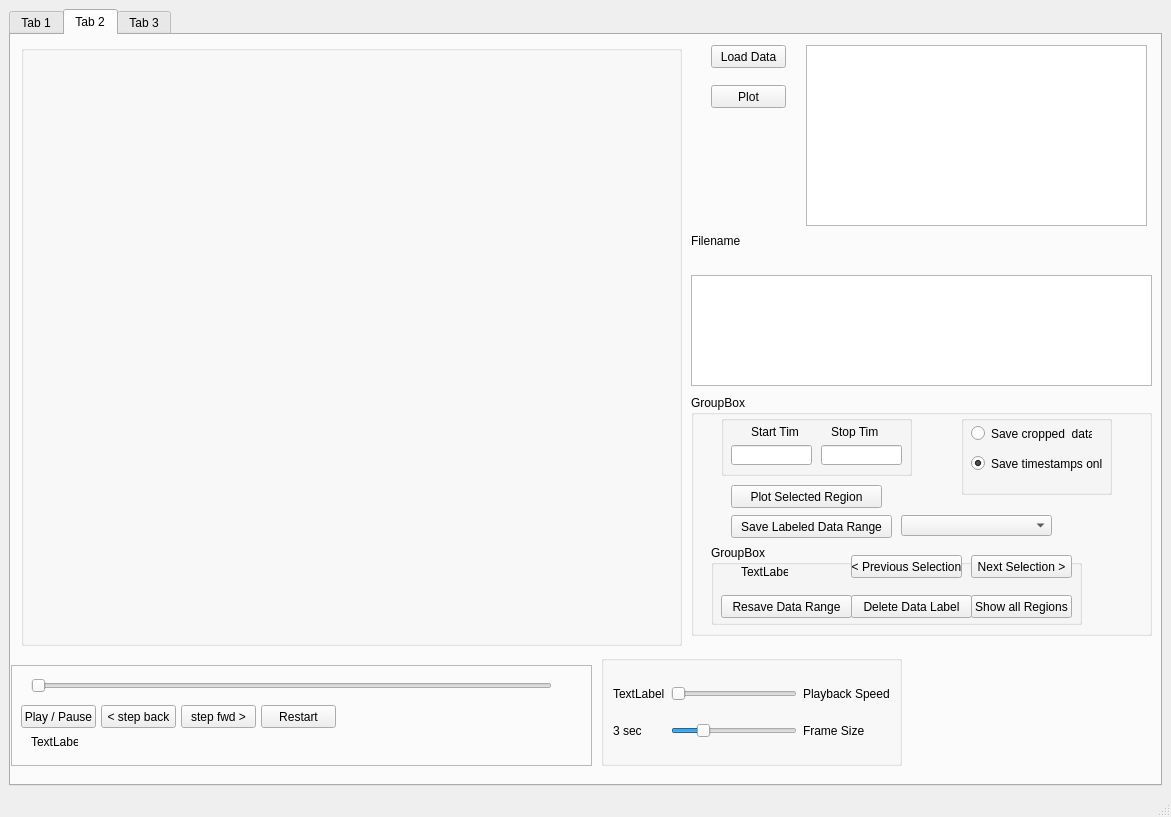
po2198/QS_TimeTrace_GUI_Movies, file GUI.ui: the form before one commit.
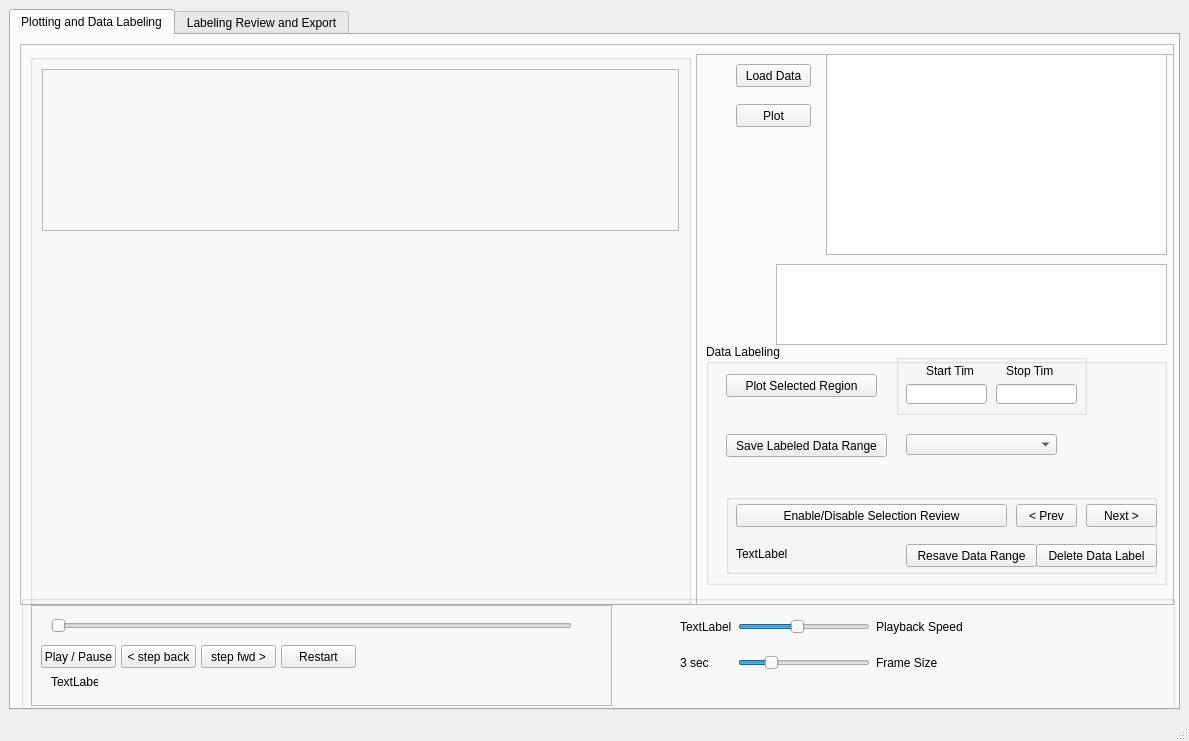
The form after the commit. Custom widgets are drawn as their Qt base class.

```diff
--- a/GUI.ui
+++ b/GUI.ui
@@ -6,8 +6,8 @@
    <rect>
     <x>0</x>
     <y>0</y>
-    <width>1171</width>
-    <height>817</height>
+    <width>1189</width>
+    <height>741</height>
    </rect>
   </property>
   <property name="windowTitle">
@@ -20,156 +20,82 @@
       <property name="currentIndex">
        <number>1</number>
       </property>
-      <widget class="QWidget" name="tab">
-       <attribute name="title">
-        <string>Tab 1</string>
-       </attribute>
-      </widget>
       <widget class="QWidget" name="tab_2">
        <attribute name="title">
-        <string>Tab 2</string>
+        <string>Plotting and Data Labeling</string>
        </attribute>
-       <widget class="QPushButton" name="loadDataButton">
+       <widget class="QFrame" name="frame_4">
         <property name="geometry">
          <rect>
-          <x>700</x>
-          <y>10</y>
-          <width>75</width>
-          <height>23</height>
+          <x>9</x>
+          <y>9</y>
+          <width>1154</width>
+          <height>561</height>
          </rect>
         </property>
-        <property name="text">
-         <string>Load Data</string>
+        <property name="frameShape">
+         <enum>QFrame::StyledPanel</enum>
         </property>
-       </widget>
+        <property name="frameShadow">
+         <enum>QFrame::Raised</enum>
+        </property>
        <widget class="QGroupBox" name="groupBox">
         <property name="geometry">
          <rect>
           <x>10</x>
           <y>10</y>
           <width>661</width>
-          <height>601</height>
+           <height>551</height>
          </rect>
         </property>
         <property name="title">
          <string/>
         </property>
+         <layout class="QVBoxLayout" name="verticalLayout_2">
+          <item>
+           <widget class="QFrame" name="frame">
+            <property name="frameShape">
+             <enum>QFrame::StyledPanel</enum>
+            </property>
+            <property name="frameShadow">
+             <enum>QFrame::Raised</enum>
+            </property>
+            <layout class="QHBoxLayout" name="horizontalLayout_2">
+             <item>
         <widget class="PlotWidget" name="whole_plot" native="true">
-         <property name="geometry">
-          <rect>
-           <x>10</x>
-           <y>10</y>
-           <width>421</width>
-           <height>191</height>
-          </rect>
-         </property>
-        </widget>
+               <property name="minimumSize">
+                <size>
+                 <width>420</width>
+                 <height>0</height>
+                </size>
+               </property>
+              </widget>
+             </item>
+             <item>
+              <widget class="PlotWidget" name="histogram_plot" native="true"/>
+             </item>
+            </layout>
+           </widget>
+          </item>
+          <item>
         <widget class="PlotWidget" name="crop_plot" native="true">
-         <property name="geometry">
-          <rect>
-           <x>10</x>
-           <y>210</y>
-           <width>641</width>
-           <height>381</height>
-          </rect>
-         </property>
-        </widget>
-        <widget class="PlotWidget" name="histogram_plot" native="true">
-         <property name="geometry">
-          <rect>
-           <x>440</x>
-           <y>10</y>
-           <width>211</width>
-           <height>191</height>
-          </rect>
-         </property>
-        </widget>
-       </widget>
-       <widget class="QGroupBox" name="groupBoxTime_label">
-        <property name="geometry">
-         <rect>
-          <x>590</x>
-          <y>620</y>
-          <width>301</width>
-          <height>111</height>
-         </rect>
-        </property>
-        <layout class="QGridLayout" name="gridLayout">
-         <item row="1" column="0">
-          <widget class="QLabel" name="frameSize_label">
-           <property name="text">
-            <string>3 sec</string>
-           </property>
-          </widget>
-         </item>
-         <item row="0" column="2">
-          <widget class="QLabel" name="label">
-           <property name="text">
-            <string>Playback Speed</string>
-           </property>
-          </widget>
-         </item>
-         <item row="0" column="1">
-          <widget class="QSlider" name="playbackSpeedSlider">
-           <property name="minimum">
-            <number>1</number>
-           </property>
-           <property name="maximum">
-            <number>10</number>
-           </property>
-           <property name="pageStep">
-            <number>1</number>
-           </property>
-           <property name="value">
-            <number>1</number>
-           </property>
-           <property name="orientation">
-            <enum>Qt::Horizontal</enum>
-           </property>
-          </widget>
-         </item>
-         <item row="0" column="0">
-          <widget class="QLabel" name="playbackspeed_label">
-           <property name="text">
-            <string>TextLabel</string>
-           </property>
-          </widget>
-         </item>
-         <item row="1" column="2">
-          <widget class="QLabel" name="label_2">
-           <property name="text">
-            <string>Frame Size</string>
-           </property>
-          </widget>
-         </item>
-         <item row="1" column="1">
-          <widget class="QSlider" name="frameSizeSlider">
-           <property name="minimum">
-            <number>1</number>
-           </property>
-           <property name="maximum">
-            <number>10</number>
-           </property>
-           <property name="pageStep">
-            <number>1</number>
-           </property>
-           <property name="value">
-            <number>3</number>
-           </property>
-           <property name="orientation">
-            <enum>Qt::Horizontal</enum>
+            <property name="minimumSize">
+             <size>
+              <width>600</width>
+              <height>356</height>
+             </size>
            </property>
           </widget>
          </item>
         </layout>
        </widget>
-       <widget class="QFrame" name="frame_2">
+        <widget class="QFrame" name="frame_5">
         <property name="geometry">
          <rect>
-          <x>0</x>
-          <y>630</y>
-          <width>581</width>
-          <height>101</height>
+           <x>676</x>
+           <y>10</y>
+           <width>481</width>
+           <height>551</height>
          </rect>
         </property>
         <property name="frameShape">
@@ -178,199 +104,23 @@
         <property name="frameShadow">
          <enum>QFrame::Raised</enum>
         </property>
-        <widget class="QPushButton" name="stepBackButton">
-         <property name="geometry">
-          <rect>
-           <x>90</x>
-           <y>40</y>
-           <width>75</width>
-           <height>23</height>
-          </rect>
-         </property>
-         <property name="text">
-          <string>&lt; step back</string>
-         </property>
-        </widget>
-        <widget class="QPushButton" name="playPauseButton">
-         <property name="geometry">
-          <rect>
-           <x>10</x>
-           <y>40</y>
-           <width>75</width>
-           <height>23</height>
-          </rect>
-         </property>
-         <property name="text">
-          <string>Play / Pause</string>
-         </property>
-        </widget>
-        <widget class="QPushButton" name="stepFwdButton">
-         <property name="geometry">
-          <rect>
-           <x>170</x>
-           <y>40</y>
-           <width>75</width>
-           <height>23</height>
-          </rect>
-         </property>
-         <property name="text">
-          <string>step fwd &gt;</string>
-         </property>
-        </widget>
-        <widget class="QPushButton" name="restartPlayButton">
-         <property name="geometry">
-          <rect>
-           <x>250</x>
-           <y>40</y>
-           <width>75</width>
-           <height>23</height>
-          </rect>
-         </property>
-         <property name="text">
-          <string>Restart</string>
-         </property>
-        </widget>
-        <widget class="QLabel" name="frameNumber_label">
-         <property name="geometry">
-          <rect>
-           <x>20</x>
-           <y>70</y>
-           <width>47</width>
-           <height>13</height>
-          </rect>
-         </property>
-         <property name="text">
-          <string>TextLabel</string>
-         </property>
-        </widget>
-        <widget class="QSlider" name="playbackPositionSlider">
-         <property name="geometry">
-          <rect>
-           <x>20</x>
-           <y>10</y>
-           <width>521</width>
-           <height>22</height>
-          </rect>
-         </property>
-         <property name="minimum">
-          <number>1</number>
-         </property>
-         <property name="orientation">
-          <enum>Qt::Horizontal</enum>
-         </property>
-        </widget>
-       </widget>
-       <widget class="QLabel" name="filename_label">
-        <property name="geometry">
-         <rect>
-          <x>680</x>
-          <y>180</y>
-          <width>261</width>
-          <height>51</height>
-         </rect>
-        </property>
-        <property name="text">
-         <string>Filename</string>
-        </property>
-       </widget>
-       <widget class="QTreeView" name="treeView">
-        <property name="geometry">
-         <rect>
-          <x>795</x>
-          <y>10</y>
-          <width>341</width>
-          <height>181</height>
-         </rect>
-        </property>
-       </widget>
-       <widget class="QPushButton" name="plotButton">
-        <property name="geometry">
-         <rect>
-          <x>700</x>
-          <y>50</y>
-          <width>75</width>
-          <height>23</height>
-         </rect>
-        </property>
-        <property name="text">
-         <string>Plot</string>
-        </property>
-       </widget>
-       <widget class="QTextEdit" name="textEdit">
-        <property name="geometry">
-         <rect>
-          <x>680</x>
-          <y>240</y>
-          <width>461</width>
-          <height>111</height>
-         </rect>
-        </property>
-       </widget>
        <widget class="QGroupBox" name="groupBox_5">
         <property name="geometry">
          <rect>
-          <x>680</x>
-          <y>360</y>
+            <x>10</x>
+            <y>290</y>
           <width>461</width>
           <height>241</height>
          </rect>
         </property>
         <property name="title">
-         <string>GroupBox</string>
-        </property>
-        <widget class="QGroupBox" name="groupBox_3">
-         <property name="geometry">
-          <rect>
-           <x>270</x>
-           <y>20</y>
-           <width>151</width>
-           <height>80</height>
-          </rect>
-         </property>
-         <property name="title">
-          <string/>
-         </property>
-         <widget class="QRadioButton" name="saveTimeStamsOnly_radioButton">
-          <property name="geometry">
-           <rect>
-            <x>10</x>
-            <y>40</y>
-            <width>131</width>
-            <height>17</height>
-           </rect>
-          </property>
-          <property name="text">
-           <string>Save timestamps only</string>
-          </property>
-          <property name="checked">
-           <bool>true</bool>
-          </property>
-          <attribute name="buttonGroup">
-           <string notr="true">buttonGroup</string>
-          </attribute>
-         </widget>
-         <widget class="QRadioButton" name="saveCroppedData_radioButton">
-          <property name="geometry">
-           <rect>
-            <x>10</x>
-            <y>10</y>
-            <width>121</width>
-            <height>17</height>
-           </rect>
-          </property>
-          <property name="text">
-           <string>Save cropped  data</string>
-          </property>
-          <attribute name="buttonGroup">
-           <string notr="true">buttonGroup</string>
-          </attribute>
-         </widget>
-        </widget>
+           <string>Data Labeling</string>
+          </property>
         <widget class="QGroupBox" name="groupBox_4">
          <property name="geometry">
           <rect>
-           <x>30</x>
-           <y>20</y>
+             <x>190</x>
+             <y>10</y>
            <width>191</width>
            <height>61</height>
           </rect>
@@ -428,8 +178,8 @@
         <widget class="QComboBox" name="DataLabels_comboBox">
          <property name="geometry">
           <rect>
-           <x>210</x>
-           <y>120</y>
+             <x>200</x>
+             <y>90</y>
            <width>151</width>
            <height>21</height>
           </rect>
@@ -438,8 +188,8 @@
         <widget class="QPushButton" name="selectedRegionPlot_pushButton">
          <property name="geometry">
           <rect>
-           <x>40</x>
-           <y>90</y>
+             <x>20</x>
+             <y>30</y>
            <width>151</width>
            <height>23</height>
           </rect>
@@ -451,8 +201,8 @@
         <widget class="QPushButton" name="labelDataRange_pushButton">
          <property name="geometry">
           <rect>
-           <x>40</x>
-           <y>120</y>
+             <x>20</x>
+             <y>90</y>
            <width>161</width>
            <height>23</height>
           </rect>
@@ -466,46 +216,46 @@
           <rect>
            <x>20</x>
            <y>150</y>
-           <width>371</width>
+             <width>431</width>
            <height>80</height>
           </rect>
          </property>
          <property name="title">
-          <string>GroupBox</string>
+            <string/>
          </property>
          <widget class="QPushButton" name="nextLabeledSelection_pushButton">
           <property name="geometry">
            <rect>
-            <x>260</x>
+              <x>360</x>
             <y>10</y>
-            <width>101</width>
+              <width>71</width>
             <height>23</height>
            </rect>
           </property>
           <property name="text">
-           <string>Next Selection &gt;</string>
+             <string>Next &gt;</string>
           </property>
          </widget>
          <widget class="QPushButton" name="previousLabeledSelection_pushButton">
           <property name="geometry">
            <rect>
-            <x>140</x>
+              <x>290</x>
             <y>10</y>
-            <width>111</width>
+              <width>61</width>
             <height>23</height>
            </rect>
           </property>
           <property name="text">
-           <string>&lt; Previous Selection</string>
-          </property>
-         </widget>
-         <widget class="QLabel" name="label_4">
+             <string>&lt; Prev</string>
+            </property>
+           </widget>
+           <widget class="QLabel" name="selection_review_label">
           <property name="geometry">
            <rect>
-            <x>30</x>
-            <y>20</y>
-            <width>47</width>
-            <height>13</height>
+              <x>10</x>
+              <y>50</y>
+              <width>161</width>
+              <height>20</height>
            </rect>
           </property>
           <property name="text">
@@ -515,7 +265,7 @@
          <widget class="QPushButton" name="resaveLabeledRegion_pushButton">
           <property name="geometry">
            <rect>
-            <x>10</x>
+              <x>180</x>
             <y>50</y>
             <width>131</width>
             <height>23</height>
@@ -528,7 +278,7 @@
          <widget class="QPushButton" name="deleteLabeledRegion_pushButton">
           <property name="geometry">
            <rect>
-            <x>140</x>
+              <x>310</x>
             <y>50</y>
             <width>121</width>
             <height>23</height>
@@ -541,22 +291,264 @@
          <widget class="QPushButton" name="pushButton_2">
           <property name="geometry">
            <rect>
-            <x>260</x>
+              <x>10</x>
+              <y>10</y>
+              <width>271</width>
+              <height>23</height>
+             </rect>
+            </property>
+            <property name="text">
+             <string>Enable/Disable Selection Review</string>
+            </property>
+           </widget>
+          </widget>
+         </widget>
+         <widget class="QListWidget" name="filenames_listWidget">
+          <property name="geometry">
+           <rect>
+            <x>130</x>
+            <y>0</y>
+            <width>341</width>
+            <height>201</height>
+           </rect>
+          </property>
+         </widget>
+         <widget class="QPushButton" name="plotButton">
+          <property name="geometry">
+           <rect>
+            <x>40</x>
             <y>50</y>
-            <width>101</width>
+            <width>75</width>
             <height>23</height>
            </rect>
           </property>
           <property name="text">
-           <string>Show all Regions</string>
+           <string>Plot</string>
           </property>
          </widget>
+         <widget class="QTextEdit" name="textEdit">
+          <property name="geometry">
+           <rect>
+            <x>80</x>
+            <y>210</y>
+            <width>391</width>
+            <height>81</height>
+           </rect>
+          </property>
+         </widget>
+         <widget class="QPushButton" name="loadDataButton">
+          <property name="geometry">
+           <rect>
+            <x>40</x>
+            <y>10</y>
+            <width>75</width>
+            <height>23</height>
+           </rect>
+          </property>
+          <property name="text">
+           <string>Load Data</string>
+          </property>
+         </widget>
+        </widget>
+       </widget>
+       <widget class="QGroupBox" name="groupBox_6">
+        <property name="geometry">
+         <rect>
+          <x>10</x>
+          <y>560</y>
+          <width>1154</width>
+          <height>115</height>
+         </rect>
+        </property>
+        <property name="maximumSize">
+         <size>
+          <width>16777215</width>
+          <height>115</height>
+         </size>
+        </property>
+        <property name="title">
+         <string/>
+        </property>
+        <widget class="QFrame" name="frame_2">
+         <property name="geometry">
+          <rect>
+           <x>10</x>
+           <y>10</y>
+           <width>581</width>
+           <height>101</height>
+          </rect>
+         </property>
+         <property name="frameShape">
+          <enum>QFrame::StyledPanel</enum>
+         </property>
+         <property name="frameShadow">
+          <enum>QFrame::Raised</enum>
+         </property>
+         <widget class="QPushButton" name="stepBackButton">
+          <property name="geometry">
+           <rect>
+            <x>90</x>
+            <y>40</y>
+            <width>75</width>
+            <height>23</height>
+           </rect>
+          </property>
+          <property name="text">
+           <string>&lt; step back</string>
+          </property>
+         </widget>
+         <widget class="QPushButton" name="playPauseButton">
+          <property name="geometry">
+           <rect>
+            <x>10</x>
+            <y>40</y>
+            <width>75</width>
+            <height>23</height>
+           </rect>
+          </property>
+          <property name="text">
+           <string>Play / Pause</string>
+          </property>
+         </widget>
+         <widget class="QPushButton" name="stepFwdButton">
+          <property name="geometry">
+           <rect>
+            <x>170</x>
+            <y>40</y>
+            <width>75</width>
+            <height>23</height>
+           </rect>
+          </property>
+          <property name="text">
+           <string>step fwd &gt;</string>
+          </property>
+         </widget>
+         <widget class="QPushButton" name="restartPlayButton">
+          <property name="geometry">
+           <rect>
+            <x>250</x>
+            <y>40</y>
+            <width>75</width>
+            <height>23</height>
+           </rect>
+          </property>
+          <property name="text">
+           <string>Restart</string>
+          </property>
+         </widget>
+         <widget class="QLabel" name="frameNumber_label">
+          <property name="geometry">
+           <rect>
+            <x>20</x>
+            <y>70</y>
+            <width>47</width>
+            <height>13</height>
+           </rect>
+          </property>
+          <property name="text">
+           <string>TextLabel</string>
+          </property>
+         </widget>
+         <widget class="QSlider" name="playbackPositionSlider">
+          <property name="geometry">
+           <rect>
+            <x>20</x>
+            <y>10</y>
+            <width>521</width>
+            <height>22</height>
+           </rect>
+          </property>
+          <property name="minimum">
+           <number>1</number>
+          </property>
+          <property name="orientation">
+           <enum>Qt::Horizontal</enum>
+          </property>
+         </widget>
+        </widget>
+        <widget class="QFrame" name="frameTime_label">
+         <property name="geometry">
+          <rect>
+           <x>650</x>
+           <y>0</y>
+           <width>301</width>
+           <height>101</height>
+          </rect>
+         </property>
+         <layout class="QGridLayout" name="gridLayout">
+          <item row="1" column="0">
+           <widget class="QLabel" name="frameSize_label">
+            <property name="text">
+             <string>3 sec</string>
+            </property>
+           </widget>
+          </item>
+          <item row="0" column="2">
+           <widget class="QLabel" name="label">
+            <property name="text">
+             <string>Playback Speed</string>
+            </property>
+           </widget>
+          </item>
+          <item row="0" column="1">
+           <widget class="QSlider" name="playbackSpeedSlider">
+            <property name="minimum">
+             <number>1</number>
+            </property>
+            <property name="maximum">
+             <number>10</number>
+            </property>
+            <property name="pageStep">
+             <number>1</number>
+            </property>
+            <property name="value">
+             <number>5</number>
+            </property>
+            <property name="orientation">
+             <enum>Qt::Horizontal</enum>
+            </property>
+           </widget>
+          </item>
+          <item row="0" column="0">
+           <widget class="QLabel" name="playbackspeed_label">
+            <property name="text">
+             <string>TextLabel</string>
+            </property>
+           </widget>
+          </item>
+          <item row="1" column="2">
+           <widget class="QLabel" name="label_2">
+            <property name="text">
+             <string>Frame Size</string>
+            </property>
+           </widget>
+          </item>
+          <item row="1" column="1">
+           <widget class="QSlider" name="frameSizeSlider">
+            <property name="minimum">
+             <number>1</number>
+            </property>
+            <property name="maximum">
+             <number>10</number>
+            </property>
+            <property name="pageStep">
+             <number>1</number>
+            </property>
+            <property name="value">
+             <number>3</number>
+            </property>
+            <property name="orientation">
+             <enum>Qt::Horizontal</enum>
+            </property>
+           </widget>
+          </item>
+         </layout>
         </widget>
        </widget>
       </widget>
       <widget class="QWidget" name="tab_3">
        <attribute name="title">
-        <string>Tab 3</string>
+        <string>Labeling Review and Export</string>
        </attribute>
        <widget class="QListWidget" name="listWidget">
         <property name="geometry">
@@ -623,6 +615,61 @@
          </rect>
         </property>
        </widget>
+       <widget class="QGroupBox" name="groupBox_3">
+        <property name="geometry">
+         <rect>
+          <x>990</x>
+          <y>50</y>
+          <width>151</width>
+          <height>80</height>
+         </rect>
+        </property>
+        <property name="title">
+         <string/>
+        </property>
+        <widget class="QRadioButton" name="saveTimeStamsOnly_radioButton">
+         <property name="geometry">
+          <rect>
+           <x>10</x>
+           <y>40</y>
+           <width>131</width>
+           <height>17</height>
+          </rect>
+         </property>
+         <property name="text">
+          <string>Save timestamps only</string>
+         </property>
+         <property name="checked">
+          <bool>true</bool>
+         </property>
+        </widget>
+        <widget class="QRadioButton" name="saveCroppedData_radioButton">
+         <property name="geometry">
+          <rect>
+           <x>10</x>
+           <y>10</y>
+           <width>121</width>
+           <height>17</height>
+          </rect>
+         </property>
+         <property name="text">
+          <string>Save cropped  data</string>
+         </property>
+        </widget>
+       </widget>
+       <widget class="QPushButton" name="exportLabels_pushButton">
+        <property name="geometry">
+         <rect>
+          <x>1004</x>
+          <y>160</y>
+          <width>121</width>
+          <height>23</height>
+         </rect>
+        </property>
+        <property name="text">
+         <string>Export Labels</string>
+        </property>
+       </widget>
       </widget>
      </widget>
     </item>
```
Left out of the diff: 57 changed lines with no effect on the pictures. Lines whose indentation alone changed are shown as unchanged.
